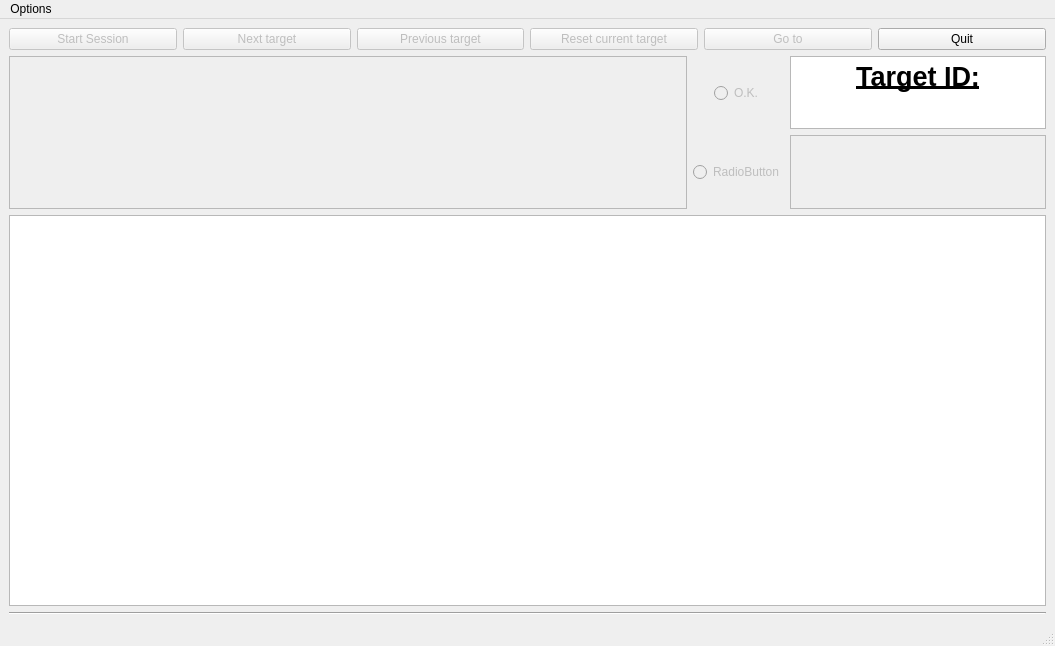
drordotan/writracker, file wacom_recorder/recorder_ui.ui: the form before one commit.
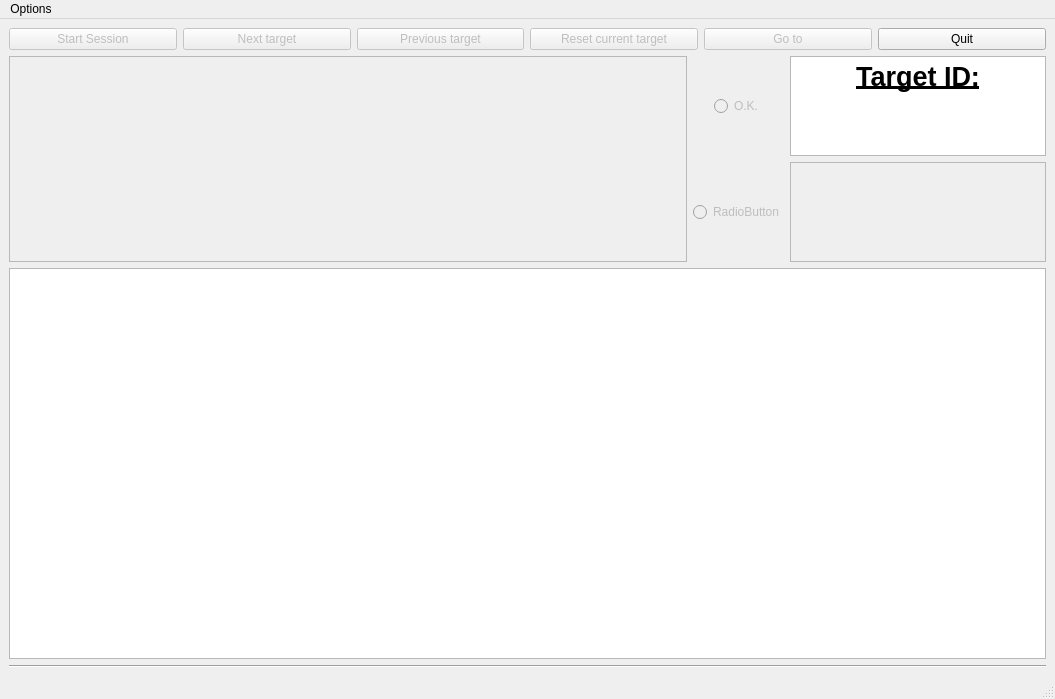
The form after the commit.

Commit message:
[Recorder] Limit tablet mapping beta, add clean-screen
1) tablet painting are now limited to the QGraphicsView at the bottom of
the screen. The mapping is not perfect yet. If the pen leaves this area
it's still acting as a mouse
2) Add Clean-painting widget area for every "next" and "reset" press

```diff
--- a/wacom_recorder/recorder_ui.ui
+++ b/wacom_recorder/recorder_ui.ui
@@ -7,7 +7,7 @@
     <x>0</x>
     <y>0</y>
     <width>1055</width>
-    <height>646</height>
+    <height>699</height>
    </rect>
   </property>
   <property name="windowTitle">
@@ -191,6 +191,42 @@
         <height>391</height>
        </size>
       </property>
+      <property name="frameShape">
+       <enum>QFrame::StyledPanel</enum>
+      </property>
+      <property name="frameShadow">
+       <enum>QFrame::Plain</enum>
+      </property>
+      <property name="lineWidth">
+       <number>3</number>
+      </property>
+      <property name="midLineWidth">
+       <number>1</number>
+      </property>
+      <property name="verticalScrollBarPolicy">
+       <enum>Qt::ScrollBarAlwaysOff</enum>
+      </property>
+      <property name="horizontalScrollBarPolicy">
+       <enum>Qt::ScrollBarAlwaysOff</enum>
+      </property>
+      <property name="sizeAdjustPolicy">
+       <enum>QAbstractScrollArea::AdjustIgnored</enum>
+      </property>
+      <property name="foregroundBrush">
+       <brush brushstyle="NoBrush">
+        <color alpha="255">
+         <red>0</red>
+         <green>0</green>
+         <blue>0</blue>
+        </color>
+       </brush>
+      </property>
+      <property name="renderHints">
+       <set>QPainter::TextAntialiasing</set>
+      </property>
+      <property name="viewportUpdateMode">
+       <enum>QGraphicsView::MinimalViewportUpdate</enum>
+      </property>
      </widget>
     </item>
    </layout>
```
The commit also changes 1 other file.
